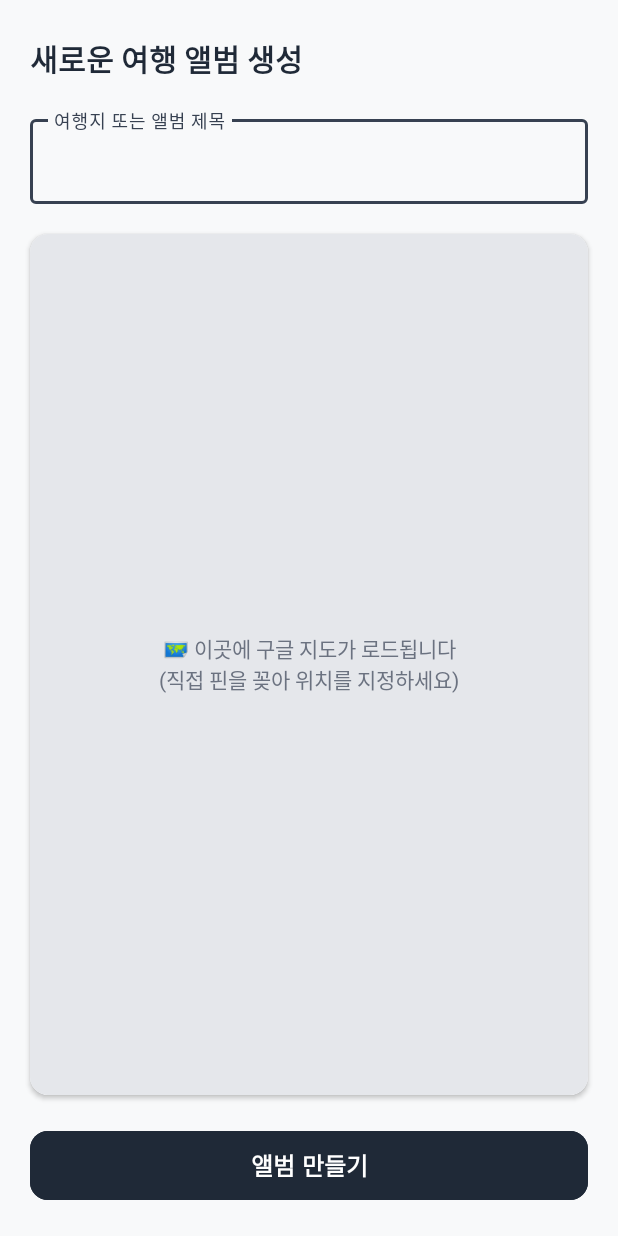
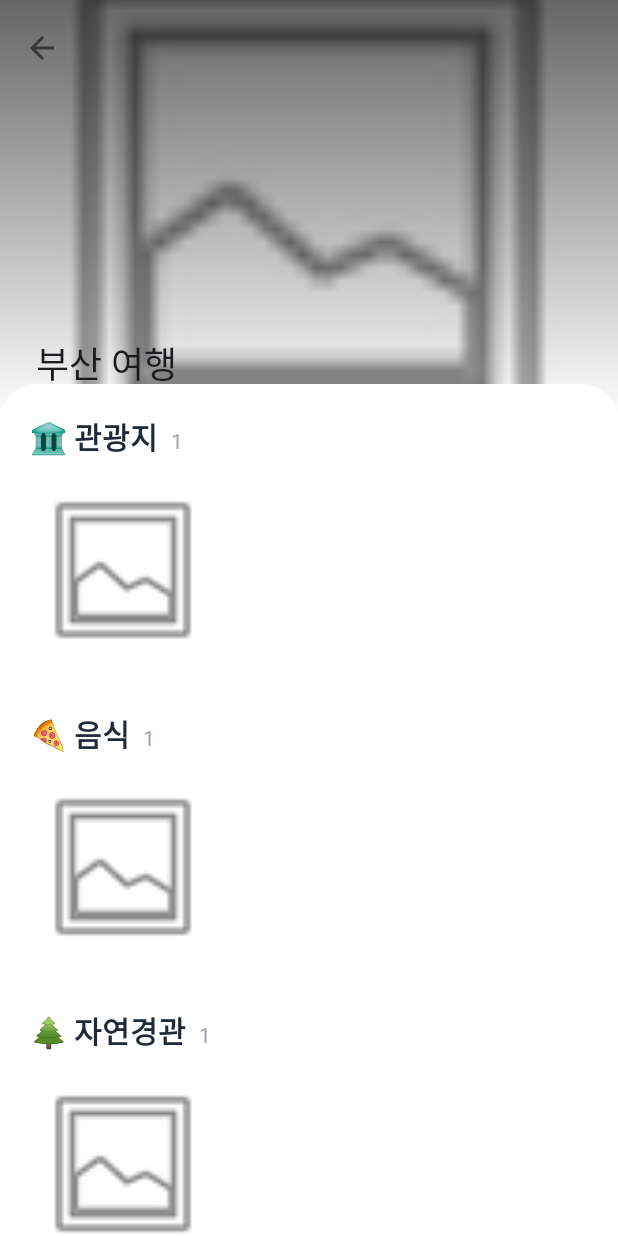
Before and after one commit to Qkdgodchl/planner, an Android app: the screen it shows after launch (AddAlbumActivity before the commit, AlbumDetailActivity after it), after a tap on "부산 여행", on a phone screen of 412 x 824 dp. Run offline under Robolectric (Android 15) with nearby library versions, the light colour scheme and no system bars; pictures from the network do not load.

Commit message:
xml포함 업로드

```diff
--- a/app/src/main/AndroidManifest.xml
+++ b/app/src/main/AndroidManifest.xml
@@ -21,6 +21,7 @@
             </intent-filter>
         </activity>
         <activity android:name=".AddAlbumActivity" android:exported="false" />
+        <activity android:name=".AlbumDetailActivity" android:exported="false" />
     </application>
 
 </manifest>
--- a/app/src/main/java/com/example/myapplication/AlbumAdapter.kt
+++ b/app/src/main/java/com/example/myapplication/AlbumAdapter.kt
@@ -1,6 +1,7 @@
-package com.example.myapplication // 본인 패키지명에 맞게 수정하세요
+package com.example.myapplication
 
 import android.view.LayoutInflater
+import android.view.View
 import android.view.ViewGroup
 import androidx.recyclerview.widget.RecyclerView
 import com.example.myapplication.databinding.ItemAlbumBinding
@@ -11,8 +12,7 @@ class AlbumAdapter(
     private val onAlbumClick: (String) -> Unit
 ) : RecyclerView.Adapter<AlbumAdapter.AlbumViewHolder>() {
 
-    // 아이템 총 개수 (실제 보관된 앨범 개수 + 맨 끝에 '추가하기' 버튼 1개)
-    override fun getItemCount(): Int = albums.size + 1
+    override fun getItemCount(): Int = albums.size
 
     override fun onCreateViewHolder(parent: ViewGroup, viewType: Int): AlbumViewHolder {
         val binding = ItemAlbumBinding.inflate(LayoutInflater.from(parent.context), parent, false)
@@ -20,17 +20,20 @@ class AlbumAdapter(
     }
 
     override fun onBindViewHolder(holder: AlbumViewHolder, position: Int) {
-        // 마지막 아이템일 경우 "앨범 추가하기" 카드로 변신
-        if (position == albums.size) {
-            holder.binding.tvAlbumTitle.text = "+ 앨범 추가"
-            holder.binding.ivAlbumCover.setImageResource(android.R.drawable.ic_input_add) // 임시 더하기 아이콘
+        val albumName = albums[position]
+
+        if (albumName.isEmpty()) {
+            // ⬜ 빈 앨범 (공백 네모칸) 상태
+            holder.binding.tvAlbumTitle.text = "+ 새 앨범"
+            holder.binding.ivAlbumCover.setImageResource(0) // 배경색만 보이게
+            holder.binding.ivAlbumCover.setBackgroundColor(0xFFE0E0E0.toInt())
+
             holder.itemView.setOnClickListener { onAddClick() }
         } else {
-            // 일반 여행 앨범일 경우
-            val albumName = albums[position]
+            // 🖼️ 만들어진 앨범 상태
             holder.binding.tvAlbumTitle.text = albumName
+            holder.binding.ivAlbumCover.setBackgroundColor(0xFF374151.toInt()) // 임시 구분 색상
 
-            // TODO: 평가기준 20점! 나중에 이 부분에 Glide를 이용해 외부 사진 띄우기
             holder.itemView.setOnClickListener { onAlbumClick(albumName) }
         }
     }
--- /dev/null
+++ b/app/src/main/java/com/example/myapplication/AlbumDetailActivity.kt
@@ -0,0 +1,59 @@
+package com.example.myapplication
+
+import android.os.Bundle
+import androidx.appcompat.app.AppCompatActivity
+import androidx.recyclerview.widget.GridLayoutManager
+import com.example.myapplication.databinding.ActivityAlbumDetailBinding
+
+class AlbumDetailActivity : AppCompatActivity() {
+
+    private lateinit var binding: ActivityAlbumDetailBinding
+
+    override fun onCreate(savedInstanceState: Bundle?) {
+        super.onCreate(savedInstanceState)
+        binding = ActivityAlbumDetailBinding.inflate(layoutInflater)
+        setContentView(binding.root)
+
+        val albumName = intent.getStringExtra("ALBUM_NAME") ?: "나의 여행"
+
+        // CollapsingToolbarLayout에 제목 설정
+        binding.collapsingToolbar.title = albumName
+
+        // 툴바 설정 (뒤로가기 버튼 등)
+        setSupportActionBar(binding.toolbar)
+        supportActionBar?.setDisplayHomeAsUpEnabled(true)
+        binding.toolbar.setNavigationOnClickListener { finish() }
+
+        setupCategoryRecyclerViews()
+    }
+
+    private fun setupCategoryRecyclerViews() {
+        // 샘플 데이터 생성 (나중에 실제 데이터로 대체)
+        val dummyPhotos = listOf(
+            PhotoItem("https://images.unsplash.com/photo-1500648767791-00dcc994a43e", "관광지"),
+            PhotoItem("https://images.unsplash.com/photo-1504674900247-0877df9cc836", "음식"),
+            PhotoItem("https://images.unsplash.com/photo-1470071459604-3b5ec3a7fe05", "자연경관")
+        )
+
+        // 1. 관광지 Grid (3줄)
+        binding.rvTouristAttractions.apply {
+            layoutManager = GridLayoutManager(this@AlbumDetailActivity, 3)
+            adapter = PhotoAdapter(dummyPhotos.filter { it.category == "관광지" })
+        }
+        binding.tvTouristCount.text = "${dummyPhotos.count { it.category == "관광지" }}"
+
+        // 2. 음식 Grid (3줄)
+        binding.rvFood.apply {
+            layoutManager = GridLayoutManager(this@AlbumDetailActivity, 3)
+            adapter = PhotoAdapter(dummyPhotos.filter { it.category == "음식" })
+        }
+        binding.tvFoodCount.text = "${dummyPhotos.count { it.category == "음식" }}"
+
+        // 3. 자연경관 Grid (3줄)
+        binding.rvLandscape.apply {
+            layoutManager = GridLayoutManager(this@AlbumDetailActivity, 3)
+            adapter = PhotoAdapter(dummyPhotos.filter { it.category == "자연경관" })
+        }
+        binding.tvLandscapeCount.text = "${dummyPhotos.count { it.category == "자연경관" }}"
+    }
+}
--- a/app/src/main/java/com/example/myapplication/MainActivity.kt
+++ b/app/src/main/java/com/example/myapplication/MainActivity.kt
@@ -14,13 +14,10 @@ import kotlinx.coroutines.withContext
 class MainActivity : AppCompatActivity() {
 
     private lateinit var binding: ActivityMainBinding
-    private var albumCount = 0 // 앨범 존재 여부를 확인하기 위한 변수
+    private var albumCount = 0
 
-    // 📸 갤러리 앱 연동 (평가기준: 외부 APP 연동 20점)
     private val galleryLauncher = registerForActivityResult(ActivityResultContracts.GetContent()) { uri ->
         uri?.let {
-            // TODO: 1. 사진을 어느 앨범에 추가할지 묻는 다이얼로그 띄우기
-            // TODO: 2. TensorFlow Lite ML 모델에 이미지 URI 전달하여 카테고리(음식/자연/랜드마크) 판독 (평가기준: 머신러닝 50점)
             Toast.makeText(this, "사진 선택 완료! ML 분류를 시작합니다.", Toast.LENGTH_SHORT).show()
         }
     }
@@ -28,31 +25,30 @@ class MainActivity : AppCompatActivity() {
     override fun onCreate(savedInstanceState: Bundle?) {
         super.onCreate(savedInstanceState)
 
-        // ViewBinding 초기화 (xml 레이아웃과 코드 연결)
         binding = ActivityMainBinding.inflate(layoutInflater)
         setContentView(binding.root)
 
-        // 화면 로딩 시 실행할 설정 함수들
         setupRecyclerView()
         setupButtons()
     }
 
-    // 🖼️ 앨범 스크롤 뷰(RecyclerView) 설정
     private fun setupRecyclerView() {
         lifecycleScope.launch {
             val albums = fetchAlbumsFromDb()
-            albumCount = albums.size
+            // 실제 데이터가 있는 앨범 개수 계산
+            albumCount = albums.count { it.isNotEmpty() }
 
             val albumAdapter = AlbumAdapter(
                 albums = albums,
                 onAddClick = {
-                    // 🚀 앨범 추가 버튼 클릭 시 이동
+                    // 🚀 빈 네모칸 클릭 시 앨범 추가 화면으로 이동
                     val intent = Intent(this@MainActivity, AddAlbumActivity::class.java)
                     startActivity(intent)
                 },
                 onAlbumClick = { albumName ->
-                    // 🚀 [수정] 일반 앨범 아이템을 눌러도 동일하게 앨범 추가 화면으로 이동하도록 변경
-                    val intent = Intent(this@MainActivity, AddAlbumActivity::class.java)
+                    // 🚀 이름이 있는 앨범 클릭 시 상세(3분류) 화면으로 바로 이동
+                    val intent = Intent(this@MainActivity, AlbumDetailActivity::class.java)
+                    intent.putExtra("ALBUM_NAME", albumName)
                     startActivity(intent)
                 }
             )
@@ -61,44 +57,34 @@ class MainActivity : AppCompatActivity() {
         }
     }
 
-    // 🗄️ Room DB에서 데이터를 가져오는 가상의 코루틴 함수 (평가기준: DB 30점)
+    // 🗄️ 테스트를 위해 빈 슬롯("")을 포함한 리스트를 반환합니다.
     private suspend fun fetchAlbumsFromDb(): List<String> = withContext(Dispatchers.IO) {
-        // 나중에 이 부분을 실제 Room DB DAO를 호출하는 코드로 바꾸면 됩니다.
-        return@withContext listOf("부산 여행", "제주도 여행")
+        // "" 은 빈 네모칸(생성 버튼 역할), 나머지는 실제 앨범
+        return@withContext listOf("부산 여행", "제주도 여행", "", "", "")
     }
 
-    // 🖱️ 화면에 있는 각종 버튼들 클릭 이벤트 설정
     private fun setupButtons() {
-
-        // 1. 하단 지도 보기 버튼 (앨범이 없으면 접근 불가)
         binding.btnViewMap.setOnClickListener {
             if (albumCount == 0) {
                 Toast.makeText(this, "앨범을 먼저 생성해주세요!", Toast.LENGTH_SHORT).show()
             } else {
                 Toast.makeText(this, "전체 지도 화면으로 이동합니다.", Toast.LENGTH_SHORT).show()
-                // TODO: 구글 맵 화면으로 이동 (평가기준: 외부 API 30점)
             }
         }
 
-        // 2. 중간 AI 일정 추천 버튼
         binding.btnAiRecommend.setOnClickListener {
             Toast.makeText(this, "AI 여행 추천 화면으로 이동합니다.", Toast.LENGTH_SHORT).show()
-            // TODO: ChatGPT API 통신 화면으로 이동 (평가기준: 외부 API + Retrofit 20점)
         }
 
-        // 3. 중간 수동 일정 추가 버튼
         binding.btnManualPlan.setOnClickListener {
             Toast.makeText(this, "수동 일정 추가 화면으로 이동합니다.", Toast.LENGTH_SHORT).show()
         }
 
-        // 4. 중간 보관된 플래너 불러오기 버튼
         binding.btnLoadPlanner.setOnClickListener {
             Toast.makeText(this, "보관된 플래너 목록을 엽니다.", Toast.LENGTH_SHORT).show()
         }
 
-        // 5. 우측 하단 플로팅 버튼 (사진 추가)
         binding.fabAddPhoto.setOnClickListener {
-            // 등록해둔 갤러리 런처 실행 (이미지 파일만 선택 가능하도록)
             galleryLauncher.launch("image/*")
         }
     }
--- /dev/null
+++ b/app/src/main/java/com/example/myapplication/PhotoAdapter.kt
@@ -0,0 +1,34 @@
+package com.example.myapplication
+
+import android.view.LayoutInflater
+import android.view.ViewGroup
+import androidx.recyclerview.widget.RecyclerView
+import com.bumptech.glide.Glide
+import com.example.myapplication.databinding.ItemPhotoBinding
+
+data class PhotoItem(
+    val uri: String,
+    val category: String // "관광지", "음식", "자연경관"
+)
+
+class PhotoAdapter(private val photos: List<PhotoItem>) :
+    RecyclerView.Adapter<PhotoAdapter.PhotoViewHolder>() {
+
+    override fun onCreateViewHolder(parent: ViewGroup, viewType: Int): PhotoViewHolder {
+        val binding = ItemPhotoBinding.inflate(LayoutInflater.from(parent.context), parent, false)
+        return PhotoViewHolder(binding)
+    }
+
+    override fun onBindViewHolder(holder: PhotoViewHolder, position: Int) {
+        val photo = photos[position]
+        // Glide를 사용하여 이미지 로드 (지금은 샘플 URI나 리소스를 사용하게 됩니다)
+        Glide.with(holder.binding.ivPhoto.context)
+            .load(photo.uri)
+            .placeholder(android.R.drawable.ic_menu_gallery)
+            .into(holder.binding.ivPhoto)
+    }
+
+    override fun getItemCount(): Int = photos.size
+
+    class PhotoViewHolder(val binding: ItemPhotoBinding) : RecyclerView.ViewHolder(binding.root)
+}
--- /dev/null
+++ b/app/src/main/res/drawable/bg_detail_content.xml
@@ -0,0 +1,7 @@
+<?xml version="1.0" encoding="utf-8"?>
+<shape xmlns:android="http://schemas.android.com/apk/res/android">
+    <solid android:color="#FFFFFF" />
+    <corners
+        android:topLeftRadius="24dp"
+        android:topRightRadius="24dp" />
+</shape>
--- /dev/null
+++ b/app/src/main/res/drawable/gradient_overlay.xml
@@ -0,0 +1,7 @@
+<?xml version="1.0" encoding="utf-8"?>
+<shape xmlns:android="http://schemas.android.com/apk/res/android">
+    <gradient
+        android:angle="270"
+        android:endColor="#00000000"
+        android:startColor="#99000000" />
+</shape>
--- /dev/null
+++ b/app/src/main/res/layout/activity_album_detail.xml
@@ -0,0 +1,165 @@
+<?xml version="1.0" encoding="utf-8"?>
+<androidx.coordinatorlayout.widget.CoordinatorLayout xmlns:android="http://schemas.android.com/apk/res/android"
+    xmlns:app="http://schemas.android.com/apk/res-auto"
+    xmlns:tools="http://schemas.android.com/tools"
+    android:layout_width="match_parent"
+    android:layout_height="match_parent"
+    android:background="#FFFFFF">
+
+    <com.google.android.material.appbar.AppBarLayout
+        android:id="@+id/appBarLayout"
+        android:layout_width="match_parent"
+        android:layout_height="280dp"
+        android:background="#FFFFFF"
+        android:theme="@style/ThemeOverlay.AppCompat.Light">
+
+        <com.google.android.material.appbar.CollapsingToolbarLayout
+            android:id="@+id/collapsingToolbar"
+            android:layout_width="match_parent"
+            android:layout_height="match_parent"
+            app:contentScrim="#FFFFFF"
+            app:expandedTitleMarginBottom="28dp"
+            app:expandedTitleMarginStart="24dp"
+            app:expandedTitleTextAppearance="@style/TextAppearance.AppCompat.Headline"
+            app:layout_scrollFlags="scroll|exitUntilCollapsed"
+            app:titleCollapseMode="fade">
+
+            <ImageView
+                android:id="@+id/ivAlbumHeader"
+                android:layout_width="match_parent"
+                android:layout_height="match_parent"
+                android:scaleType="centerCrop"
+                android:src="@android:drawable/ic_menu_gallery"
+                app:layout_collapseMode="parallax" />
+
+            <View
+                android:layout_width="match_parent"
+                android:layout_height="match_parent"
+                android:background="@drawable/gradient_overlay" />
+
+            <androidx.appcompat.widget.Toolbar
+                android:id="@+id/toolbar"
+                android:layout_width="match_parent"
+                android:layout_height="?attr/actionBarSize"
+                app:layout_collapseMode="pin"
+                app:navigationIcon="?attr/homeAsUpIndicator" />
+
+        </com.google.android.material.appbar.CollapsingToolbarLayout>
+    </com.google.android.material.appbar.AppBarLayout>
+
+    <androidx.core.widget.NestedScrollView
+        android:layout_width="match_parent"
+        android:layout_height="match_parent"
+        android:background="@drawable/bg_detail_content"
+        android:layout_marginTop="-24dp"
+        app:layout_behavior="@string/appbar_scrolling_view_behavior">
+
+        <LinearLayout
+            android:layout_width="match_parent"
+            android:layout_height="wrap_content"
+            android:orientation="vertical"
+            android:padding="20dp">
+
+            <!-- Category: 관광지 -->
+            <LinearLayout
+                android:layout_width="match_parent"
+                android:layout_height="wrap_content"
+                android:orientation="horizontal"
+                android:gravity="bottom"
+                android:layout_marginBottom="12dp">
+                <TextView
+                    android:layout_width="wrap_content"
+                    android:layout_height="wrap_content"
+                    android:text="🏛️ 관광지"
+                    android:textColor="#1F2937"
+                    android:textSize="20sp"
+                    android:textStyle="bold" />
+                <TextView
+                    android:id="@+id/tvTouristCount"
+                    android:layout_width="wrap_content"
+                    android:layout_height="wrap_content"
+                    android:layout_marginStart="8dp"
+                    android:text="0"
+                    android:textColor="#9CA3AF"
+                    android:textSize="14sp" />
+            </LinearLayout>
+
+            <androidx.recyclerview.widget.RecyclerView
+                android:id="@+id/rvTouristAttractions"
+                android:layout_width="match_parent"
+                android:layout_height="wrap_content"
+                android:layout_marginBottom="32dp"
+                android:nestedScrollingEnabled="false"
+                tools:layoutManager="androidx.recyclerview.widget.GridLayoutManager"
+                tools:spanCount="3" />
+
+            <!-- Category: 음식 -->
+            <LinearLayout
+                android:layout_width="match_parent"
+                android:layout_height="wrap_content"
+                android:orientation="horizontal"
+                android:gravity="bottom"
+                android:layout_marginBottom="12dp">
+                <TextView
+                    android:layout_width="wrap_content"
+                    android:layout_height="wrap_content"
+                    android:text="🍕 음식"
+                    android:textColor="#1F2937"
+                    android:textSize="20sp"
+                    android:textStyle="bold" />
+                <TextView
+                    android:id="@+id/tvFoodCount"
+                    android:layout_width="wrap_content"
+                    android:layout_height="wrap_content"
+                    android:layout_marginStart="8dp"
+                    android:text="0"
+                    android:textColor="#9CA3AF"
+                    android:textSize="14sp" />
+            </LinearLayout>
+
+            <androidx.recyclerview.widget.RecyclerView
+                android:id="@+id/rvFood"
+                android:layout_width="match_parent"
+                android:layout_height="wrap_content"
+                android:layout_marginBottom="32dp"
+                android:nestedScrollingEnabled="false"
+                tools:layoutManager="androidx.recyclerview.widget.GridLayoutManager"
+                tools:spanCount="3" />
+
+            <!-- Category: 자연경관 -->
+            <LinearLayout
+                android:layout_width="match_parent"
+                android:layout_height="wrap_content"
+                android:orientation="horizontal"
+                android:gravity="bottom"
+                android:layout_marginBottom="12dp">
+                <TextView
+                    android:layout_width="wrap_content"
+                    android:layout_height="wrap_content"
+                    android:text="🌲 자연경관"
+                    android:textColor="#1F2937"
+                    android:textSize="20sp"
+                    android:textStyle="bold" />
+                <TextView
+                    android:id="@+id/tvLandscapeCount"
+                    android:layout_width="wrap_content"
+                    android:layout_height="wrap_content"
+                    android:layout_marginStart="8dp"
+                    android:text="0"
+                    android:textColor="#9CA3AF"
+                    android:textSize="14sp" />
+            </LinearLayout>
+
+            <androidx.recyclerview.widget.RecyclerView
+                android:id="@+id/rvLandscape"
+                android:layout_width="match_parent"
+                android:layout_height="wrap_content"
+                android:layout_marginBottom="32dp"
+                android:nestedScrollingEnabled="false"
+                tools:layoutManager="androidx.recyclerview.widget.GridLayoutManager"
+                tools:spanCount="3" />
+
+        </LinearLayout>
+    </androidx.core.widget.NestedScrollView>
+
+</androidx.coordinatorlayout.widget.CoordinatorLayout>
--- /dev/null
+++ b/app/src/main/res/layout/item_photo.xml
@@ -0,0 +1,27 @@
+<?xml version="1.0" encoding="utf-8"?>
+<androidx.constraintlayout.widget.ConstraintLayout xmlns:android="http://schemas.android.com/apk/res/android"
+    xmlns:app="http://schemas.android.com/apk/res-auto"
+    android:layout_width="match_parent"
+    android:layout_height="wrap_content"
+    android:padding="2dp">
+
+    <androidx.cardview.widget.CardView
+        android:layout_width="0dp"
+        android:layout_height="0dp"
+        app:cardCornerRadius="8dp"
+        app:cardElevation="0dp"
+        app:layout_constraintDimensionRatio="1:1"
+        app:layout_constraintEnd_toEndOf="parent"
+        app:layout_constraintStart_toStartOf="parent"
+        app:layout_constraintTop_toTopOf="parent">
+
+        <ImageView
+            android:id="@+id/ivPhoto"
+            android:layout_width="match_parent"
+            android:layout_height="match_parent"
+            android:scaleType="centerCrop"
+            android:src="@android:drawable/ic_menu_gallery" />
+
+    </androidx.cardview.widget.CardView>
+
+</androidx.constraintlayout.widget.ConstraintLayout>
```
Also changed, not shown: 2 other files.
